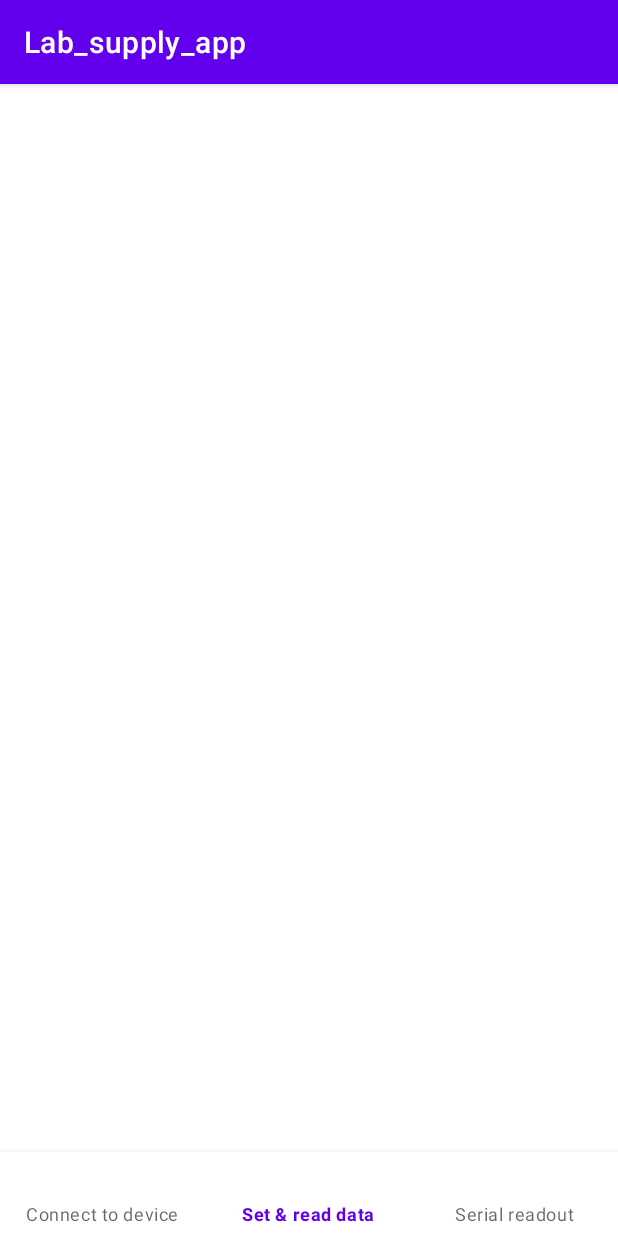
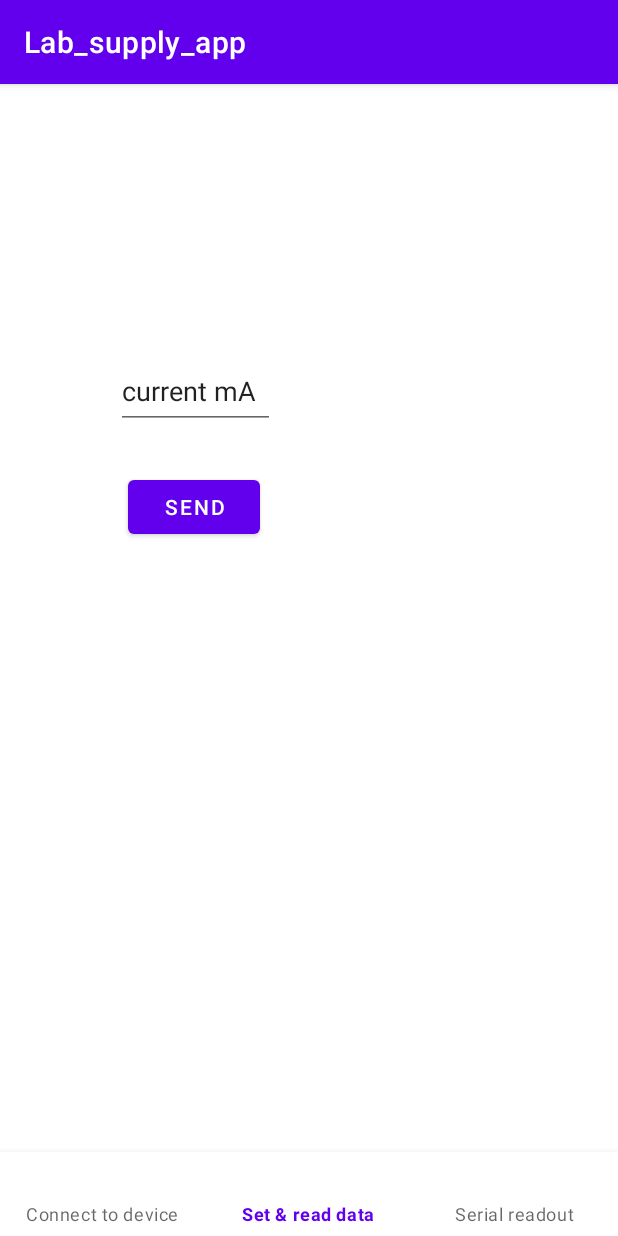
Before and after one commit to Gartosz/Lab_power_supply_project, an Android app: the RWFragment screen opened through its navigation route, on a phone screen of 412 x 824 dp. Run offline under Robolectric (Android 15) with nearby library versions, the phone set to English and light mode, and no system bars; our stand-ins replace navigation-ui.

Commit message:
another one - temp

```diff
--- a/Android_app/app/src/main/java/com/example/lab_supply_app/bluetooth/ConnectedDevice.kt
+++ b/Android_app/app/src/main/java/com/example/lab_supply_app/bluetooth/ConnectedDevice.kt
@@ -1,10 +1,11 @@
 package com.example.lab_supply_app.bluetooth
 
 import androidx.lifecycle.MutableLiveData
+import kotlinx.coroutines.flow.MutableStateFlow
 
 object ConnectedDevice {
     val connectedDevice = MutableLiveData(Pair("", ""))
-    //val
+    val current = MutableStateFlow(0.0f)
 
     fun handleDeviceUpdate(name: String, address: String)
     {
--- a/Android_app/app/src/main/res/layout/rw_values_layout.xml
+++ b/Android_app/app/src/main/res/layout/rw_values_layout.xml
@@ -5,59 +5,59 @@
     android:layout_width="match_parent"
     android:layout_height="match_parent">
 
-<!--    <TextView-->
-<!--        android:id="@+id/textView2"-->
-<!--        android:layout_width="81dp"-->
-<!--        android:layout_height="29dp"-->
-<!--        android:layout_marginTop="20dp"-->
-<!--        android:layout_marginEnd="52dp"-->
-<!--        android:text=""-->
-<!--        app:layout_constraintEnd_toEndOf="parent"-->
-<!--        app:layout_constraintStart_toStartOf="@+id/textView4"-->
-<!--        app:layout_constraintTop_toBottomOf="@+id/textView4" />-->
+    <TextView
+        android:id="@+id/textView2"
+        android:layout_width="81dp"
+        android:layout_height="29dp"
+        android:layout_marginTop="20dp"
+        android:layout_marginEnd="52dp"
+        android:text=""
+        app:layout_constraintEnd_toEndOf="parent"
+        app:layout_constraintStart_toStartOf="@+id/textView4"
+        app:layout_constraintTop_toBottomOf="@+id/textView4" />
 
-<!--    <TextView-->
-<!--        android:id="@+id/readCurrent"-->
-<!--        android:layout_width="90dp"-->
-<!--        android:layout_height="40dp"-->
-<!--        android:layout_marginStart="-50dp"-->
-<!--        android:layout_marginTop="92dp"-->
-<!--        android:text=""-->
-<!--        android:textSize="20sp"-->
-<!--        app:layout_constraintEnd_toStartOf="@+id/textView4"-->
-<!--        app:layout_constraintHorizontal_bias="0.534"-->
-<!--        app:layout_constraintStart_toStartOf="parent"-->
-<!--        app:layout_constraintTop_toTopOf="parent" />-->
+    <TextView
+        android:id="@+id/readCurrent"
+        android:layout_width="90dp"
+        android:layout_height="40dp"
+        android:layout_marginStart="-50dp"
+        android:layout_marginTop="92dp"
+        android:text=""
+        android:textSize="20sp"
+        app:layout_constraintEnd_toStartOf="@+id/textView4"
+        app:layout_constraintHorizontal_bias="0.534"
+        app:layout_constraintStart_toStartOf="parent"
+        app:layout_constraintTop_toTopOf="parent" />
 
-<!--    <TextView-->
-<!--        android:id="@+id/textView4"-->
-<!--        android:layout_width="84dp"-->
-<!--        android:layout_height="23dp"-->
-<!--        android:layout_marginTop="100dp"-->
-<!--        android:layout_marginEnd="50dp"-->
-<!--        android:text=""-->
-<!--        app:layout_constraintEnd_toEndOf="parent"-->
-<!--        app:layout_constraintTop_toTopOf="parent" />-->
+    <TextView
+        android:id="@+id/textView4"
+        android:layout_width="84dp"
+        android:layout_height="23dp"
+        android:layout_marginTop="100dp"
+        android:layout_marginEnd="50dp"
+        android:text=""
+        app:layout_constraintEnd_toEndOf="parent"
+        app:layout_constraintTop_toTopOf="parent" />
 
-<!--    <EditText-->
-<!--        android:id="@+id/writeCurrent"-->
-<!--        android:layout_width="106dp"-->
-<!--        android:layout_height="50dp"-->
-<!--        android:layout_marginTop="48dp"-->
-<!--        android:inputType="numberDecimal"-->
-<!--        android:text="current mA"-->
-<!--        app:layout_constraintEnd_toStartOf="@+id/textView2"-->
-<!--        app:layout_constraintHorizontal_bias="0.0"-->
-<!--        app:layout_constraintStart_toStartOf="@+id/readCurrent"-->
-<!--        app:layout_constraintTop_toBottomOf="@+id/readCurrent" />-->
+    <EditText
+        android:id="@+id/writeCurrent"
+        android:layout_width="106dp"
+        android:layout_height="50dp"
+        android:layout_marginTop="48dp"
+        android:inputType="numberDecimal"
+        android:text="current mA"
+        app:layout_constraintEnd_toStartOf="@+id/textView2"
+        app:layout_constraintHorizontal_bias="0.0"
+        app:layout_constraintStart_toStartOf="@+id/readCurrent"
+        app:layout_constraintTop_toBottomOf="@+id/readCurrent" />
 
-<!--    <Button-->
-<!--        android:id="@+id/setCurrent"-->
-<!--        android:layout_width="wrap_content"-->
-<!--        android:layout_height="wrap_content"-->
-<!--        android:layout_marginStart="8dp"-->
-<!--        android:layout_marginTop="28dp"-->
-<!--        android:text="Send"-->
-<!--        app:layout_constraintStart_toStartOf="@+id/writeCurrent"-->
-<!--        app:layout_constraintTop_toBottomOf="@+id/writeCurrent" />-->
+    <Button
+        android:id="@+id/setCurrent"
+        android:layout_width="wrap_content"
+        android:layout_height="wrap_content"
+        android:layout_marginStart="8dp"
+        android:layout_marginTop="28dp"
+        android:text="Send"
+        app:layout_constraintStart_toStartOf="@+id/writeCurrent"
+        app:layout_constraintTop_toBottomOf="@+id/writeCurrent" />
 </androidx.constraintlayout.widget.ConstraintLayout>
```
Also changed, not shown: Android_app/app/src/main/java/com/example/lab_supply_app/bluetooth/BleService.kt (+122 -10 lines), Android_app/app/src/main/java/com/example/lab_supply_app/fragments/ConnectionFragment.kt (+17 -3 lines).
